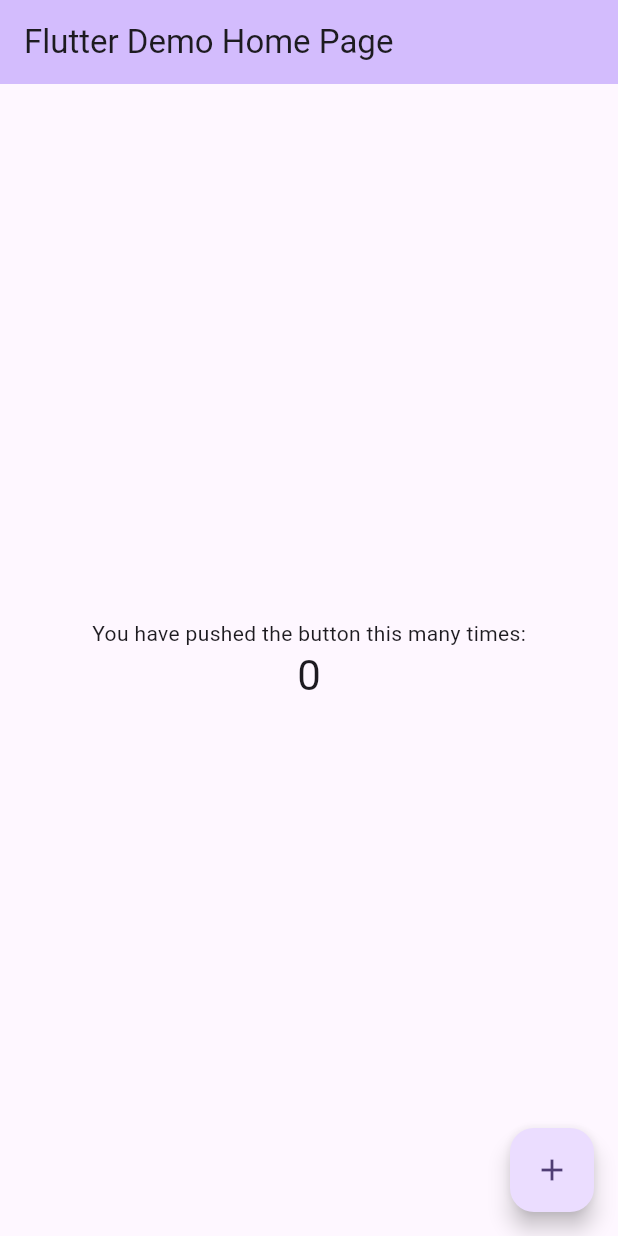
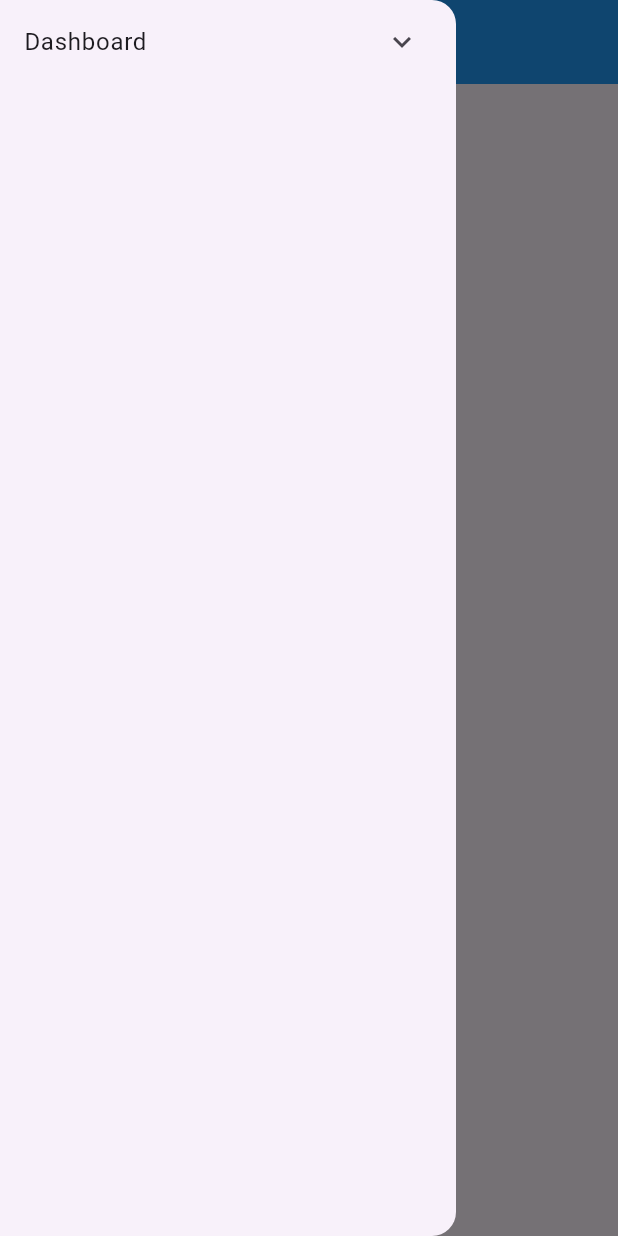
Before and after one commit to avadhksapariya/flutter-breadcrumbs, a Flutter app: the screen it shows after launch, with the side drawer open (before the commit the screen has no drawer), on a phone screen of 412 x 824 dp. Run offline on Flutter 3.47's test engine with Material 3 defaults, Android fonts, the light colour scheme and no system bars; our stand-ins replace go_router.

Commit message:
- Created blank UI for Dashboard, Homework, Message, Circular and Contact Us Screens. - Implemented App Layout with the Drawer, BreadCrumbs and Main content dynamically for both Mobile and Web Platform. - Defined the routing with the go_router for all the UI and dialog. - Implemented BreadCrumbs to display dynamically for the Web Platform. - pubspec: Added and registered the go_router package.

```diff
--- /dev/null
+++ b/lib/extensions.dart
@@ -0,0 +1,6 @@
+import 'package:flutter/cupertino.dart';
+
+extension SizeExtension on BuildContext {
+  double get width => MediaQuery.of(this).size.width;
+  double get height => MediaQuery.of(this).size.height;
+}
--- a/lib/main.dart
+++ b/lib/main.dart
@@ -1,4 +1,5 @@
 import 'package:flutter/material.dart';
+import 'package:flutter_breadcrumbs/routing/router.dart';
 
 void main() {
   runApp(const MyApp());
@@ -9,62 +10,14 @@
 
   @override
   Widget build(BuildContext context) {
-    return MaterialApp(
+    return MaterialApp.router(
       debugShowCheckedModeBanner: false,
       title: 'Flutter Breadcrumbs',
       theme: ThemeData(
         colorScheme: ColorScheme.fromSeed(seedColor: Colors.deepPurple),
         useMaterial3: true,
       ),
-      home: const MyHomePage(title: 'Flutter Demo Home Page'),
+      routerConfig: router,
     );
   }
 }
-
-class MyHomePage extends StatefulWidget {
-  const MyHomePage({super.key, required this.title});
-
-  final String title;
-
-  @override
-  State<MyHomePage> createState() => _MyHomePageState();
-}
-
-class _MyHomePageState extends State<MyHomePage> {
-  int _counter = 0;
-
-  void _incrementCounter() {
-    setState(() {
-      _counter++;
-    });
-  }
-
-  @override
-  Widget build(BuildContext context) {
-    return Scaffold(
-      appBar: AppBar(
-        backgroundColor: Theme.of(context).colorScheme.inversePrimary,
-        title: Text(widget.title),
-      ),
-      body: Center(
-        child: Column(
-          mainAxisAlignment: MainAxisAlignment.center,
-          children: <Widget>[
-            const Text(
-              'You have pushed the button this many times:',
-            ),
-            Text(
-              '$_counter',
-              style: Theme.of(context).textTheme.headlineMedium,
-            ),
-          ],
-        ),
-      ),
-      floatingActionButton: FloatingActionButton(
-        onPressed: _incrementCounter,
-        tooltip: 'Increment',
-        child: const Icon(Icons.add),
-      ),
-    );
-  }
-}
--- /dev/null
+++ b/lib/presentations/app_layout.dart
@@ -0,0 +1,53 @@
+import 'package:flutter/material.dart';
+import 'package:flutter_breadcrumbs/presentations/breadcrumbs.dart';
+import 'package:flutter_breadcrumbs/presentations/navigation_menu.dart';
+import 'package:go_router/go_router.dart';
+
+class AppLayout extends StatelessWidget {
+  const AppLayout({super.key, required this.child});
+
+  final Widget child;
+
+  @override
+  Widget build(BuildContext context) {
+    return Scaffold(
+      appBar: AppBar(
+        foregroundColor: Colors.white,
+        backgroundColor: Colors.blue,
+        title: const Text("My App"),
+      ),
+      drawer: MediaQuery.of(context).size.width < 600
+          ? Drawer(
+              child: NavigationMenu(
+                onTap: (route) {
+                  context.go(route);
+                },
+              ),
+            )
+          : null,
+      body: Row(
+        children: [
+          // Side menu for web layout
+          if (MediaQuery.of(context).size.width >= 600)
+            SizedBox(
+              width: 200,
+              child: NavigationMenu(
+                onTap: (route) => context.go(route),
+              ),
+            ),
+
+          // Main Content Area
+          Expanded(
+            child: Column(
+              crossAxisAlignment: CrossAxisAlignment.start,
+              children: [
+                if (MediaQuery.of(context).size.width >= 600) const Breadcrumbs(),
+                Expanded(child: child),
+              ],
+            ),
+          ),
+        ],
+      ),
+    );
+  }
+}
--- /dev/null
+++ b/lib/presentations/navigation_menu.dart
@@ -0,0 +1,79 @@
+import 'package:flutter/material.dart';
+
+class NavigationMenu extends StatefulWidget {
+  const NavigationMenu({super.key, required this.onTap});
+
+  final Function(String route) onTap;
+
+  @override
+  State<NavigationMenu> createState() => _NavigationMenuState();
+}
+
+class _NavigationMenuState extends State<NavigationMenu> {
+  bool isDashboardExpanded = false; // To toggle the Dashboard submenu
+
+  @override
+  Widget build(BuildContext context) {
+    return ListView(
+      children: [
+        // Dashboard with submenu toggle
+        ListTile(
+          title: const Text("Dashboard"),
+          trailing: Icon(isDashboardExpanded ? Icons.expand_less : Icons.expand_more),
+          onTap: () {
+            setState(() {
+              isDashboardExpanded = !isDashboardExpanded;
+            });
+          },
+        ),
+
+        if (isDashboardExpanded) ...[
+          ListTile(
+            onTap: () {
+              widget.onTap('/dashboard/homework');
+              closeDrawer(context);
+            },
+            title: const Padding(
+              padding: EdgeInsets.only(left: 16.0),
+              child: Text("Homework"),
+            ),
+          ),
+          ListTile(
+            onTap: () {
+              widget.onTap('/dashboard/messages');
+              closeDrawer(context);
+            },
+            title: const Padding(
+              padding: EdgeInsets.only(left: 16.0),
+              child: Text("Messages"),
+            ),
+          ),
+          ListTile(
+            onTap: () {
+              widget.onTap('/dashboard/circular');
+              closeDrawer(context);
+            },
+            title: const Padding(
+              padding: EdgeInsets.only(left: 16.0),
+              child: Text("Circular"),
+            ),
+          ),
+          const Divider(),
+          ListTile(
+            onTap: () {
+              widget.onTap('/contactus');
+              closeDrawer(context);
+            },
+            title: const Text("Contact Us"),
+          ),
+        ]
+      ],
+    );
+  }
+
+  void closeDrawer(BuildContext context) {
+    if (MediaQuery.of(context).size.width < 600) {
+      Navigator.of(context).pop(); // Close the drawer on mobile.
+    }
+  }
+}
--- /dev/null
+++ b/lib/presentations/tabs/screen_dashboard.dart
@@ -0,0 +1,19 @@
+import 'package:flutter/material.dart';
+
+class ScreenDashboard extends StatelessWidget {
+  const ScreenDashboard({super.key});
+
+  @override
+  Widget build(BuildContext context) {
+    return Scaffold(
+      appBar: AppBar(
+        title: const Text("Dashboard"),
+      ),
+      body: const SafeArea(
+        child: Center(
+          child: Text("Dashboard Content"),
+        ),
+      ),
+    );
+  }
+}
--- /dev/null
+++ b/lib/routing/router.dart
@@ -0,0 +1,54 @@
+import 'package:flutter_breadcrumbs/extensions.dart';
+import 'package:flutter_breadcrumbs/presentations/app_layout.dart';
+import 'package:flutter_breadcrumbs/presentations/dialogs/dialog_as_a_page.dart';
+import 'package:flutter_breadcrumbs/presentations/dialogs/dialog_as_a_route.dart';
+import 'package:flutter_breadcrumbs/presentations/tabs/screen_circular.dart';
+import 'package:flutter_breadcrumbs/presentations/tabs/screen_contactus.dart';
+import 'package:flutter_breadcrumbs/presentations/tabs/screen_dashboard.dart';
+import 'package:flutter_breadcrumbs/presentations/tabs/screen_homework.dart';
+import 'package:flutter_breadcrumbs/presentations/tabs/screen_message.dart';
+import 'package:go_router/go_router.dart';
+
+final GoRouter router = GoRouter(
+  routes: [
+    // Parent route for the dashboard
+    ShellRoute(
+      builder: (context, state, child) => AppLayout(child: child),
+      routes: [
+        // Child routes for Dashboard
+        GoRoute(
+          path: '/',
+          builder: (context, state) => const ScreenDashboard(),
+        ),
+        GoRoute(
+          path: '/dashboard/homework',
+          builder: (context, state) => const ScreenHomework(),
+        ),
+        GoRoute(
+          path: '/dashboard/messages',
+          builder: (context, state) => const ScreenMessage(),
+        ),
+        GoRoute(
+          path: '/dashboard/circular',
+          builder: (context, state) => const ScreenCircular(),
+          routes: [
+            //dialog route
+            GoRoute(
+              path: '/dialog',
+              pageBuilder: (context, state) => DialogPage(
+                width: context.width * 0.3,
+                height: context.width * 0.3,
+                builder: (context) => const DialogAsARoute(),
+              ),
+            ),
+          ],
+        ),
+      ],
+    ),
+    // Independent route for Contact Us
+    GoRoute(
+      path: '/contactus',
+      builder: (context, state) => const AppLayout(child: ScreenContactUs()),
+    ),
+  ],
+);
--- a/pubspec.yaml
+++ b/pubspec.yaml
@@ -35,6 +35,7 @@ dependencies:
   # The following adds the Cupertino Icons font to your application.
   # Use with the CupertinoIcons class for iOS style icons.
   cupertino_icons: ^1.0.8
+  go_router: ^14.8.1
 
 dev_dependencies:
   flutter_test:
```
Also changed, not shown: lib/presentations/breadcrumbs.dart (added, +48 -0 lines), lib/presentations/dialogs/dialog_as_a_page.dart (added, +58 -0 lines), lib/presentations/dialogs/dialog_as_a_route.dart (added, +26 -0 lines), lib/presentations/tabs/screen_circular.dart (added, +31 -0 lines), lib/presentations/tabs/screen_contactus.dart (added, +19 -0 lines), lib/presentations/tabs/screen_homework.dart (added, +19 -0 lines), lib/presentations/tabs/screen_message.dart (added, +19 -0 lines), pubspec.lock.
